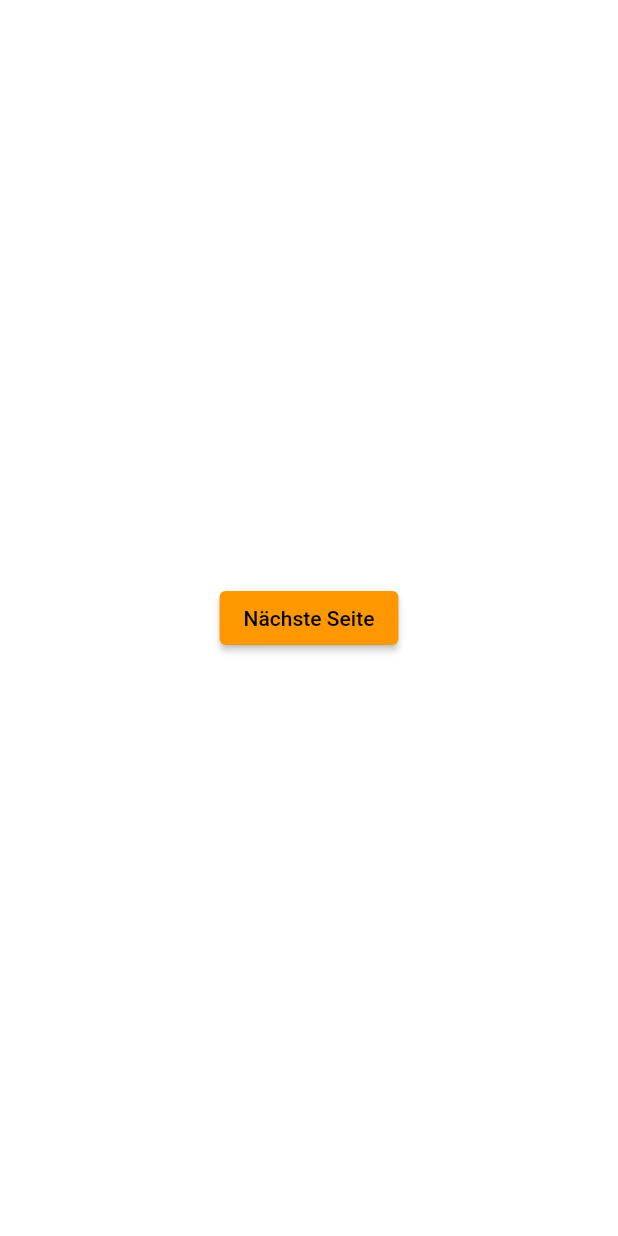
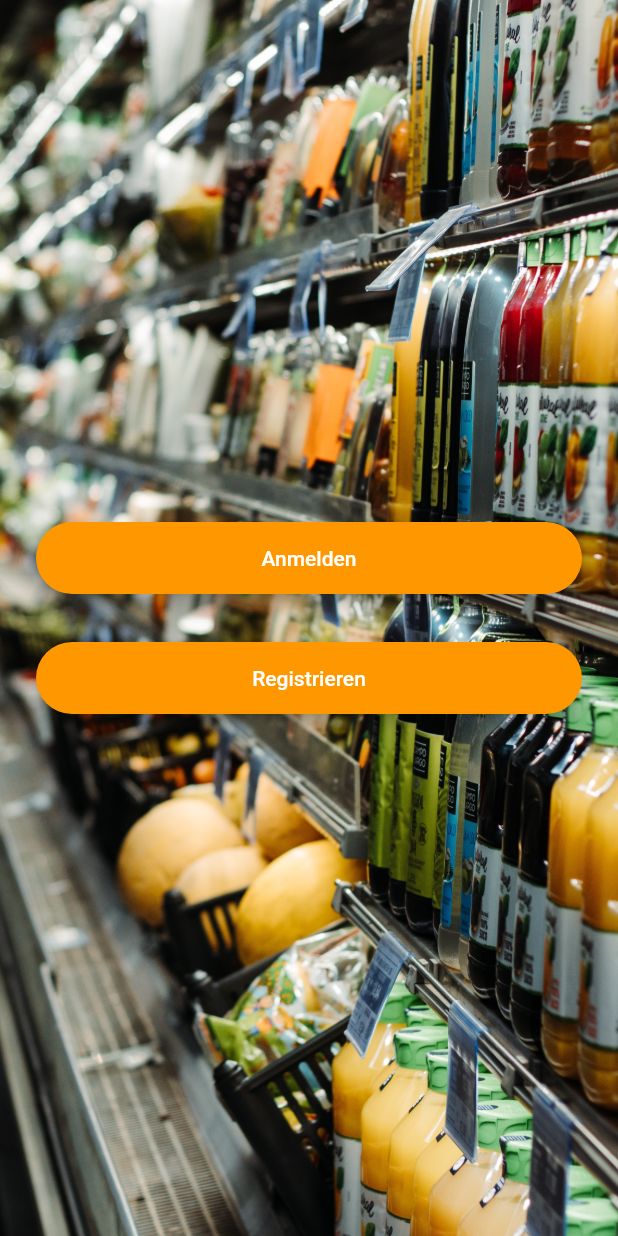
Before and after one commit to MoSchaefer/app_verteilte_systeme, a Flutter app: the screen it shows after launch, on a phone screen of 412 x 824 dp. Run offline on Flutter 3.47's test engine with Material 2 defaults, Android fonts, the light colour scheme and no system bars; our stand-ins replace cloud_firestore, firebase_core; accounts and stored records are empty.

Commit message:
new_file_structure

```diff
--- /dev/null
+++ b/lib/rounded_button.dart
@@ -0,0 +1,33 @@
+import 'package:flutter/material.dart';
+
+class RoundedButton extends StatelessWidget {
+  RoundedButton(
+      {required this.colour, required this.title, required this.onPressed});
+  final Color colour;
+  final String title;
+  final Function onPressed;
+
+  @override
+  Widget build(BuildContext context) {
+    return Padding(
+      padding: EdgeInsets.symmetric(vertical: 16.0),
+      child: Material(
+        elevation: 5.0,
+        color: colour,
+        borderRadius: BorderRadius.circular(30.0),
+        child: MaterialButton(
+          onPressed: () {
+            Navigator.pushNamed(context, 'home_screen');
+          },
+          //Go to login screen.
+          minWidth: 200.0,
+          height: 42.0,
+          child: Text(
+            title,
+            style: TextStyle(color: Colors.white),
+          ),
+        ),
+      ),
+    );
+  }
+}
--- a/lib/start_screen.dart
+++ b/lib/start_screen.dart
@@ -1,4 +1,5 @@
 import 'package:flutter/material.dart';
+import 'rounded_button.dart';
 
 class StartScreen extends StatefulWidget {
   const StartScreen({Key? key}) : super(key: key);
@@ -11,17 +12,40 @@ class _StartScreenState extends State<StartScreen> {
   @override
   Widget build(BuildContext context) {
     return Scaffold(
-        backgroundColor: Colors.white,
-        body: Padding(
+        //backgroundColor: Colors.grey,
+        body: Container(
+          decoration: BoxDecoration(
+            image: DecorationImage(
+              image: AssetImage("images/start_image.jpg"),
+              fit: BoxFit.cover,
+            ),
+          ),
+          child: Padding(
           padding: EdgeInsets.symmetric(horizontal: 24.0),
-          child: Center(
-                child: ElevatedButton(
-                      child: const Text('Nächste Seite'),
+          child: Column(
+            mainAxisAlignment: MainAxisAlignment.center,
+            crossAxisAlignment: CrossAxisAlignment.stretch,
+            children: <Widget>[
+                RoundedButton(
+                      colour: Colors.orange,
+                      title: 'Anmelden',
+                //ElevatedButton(
+                      //child: const Text('Anmelden'),
                       onPressed: () {
                       Navigator.pushNamed(context, 'home_screen');
                     },
                 ),
-              ),
-        ));
+                RoundedButton(
+                      colour: Colors.orange,
+                      title: 'Registrieren',
+                //ElevatedButton(
+                      //child: const Text('Registrieren'),
+                      onPressed: () {
+                      Navigator.pushNamed(context, 'home_screen');
+                      }),
+            ]),
+        ),
+        ),
+    );
   }
 }
--- a/pubspec.yaml
+++ b/pubspec.yaml
@@ -69,6 +69,9 @@ flutter:
   #   - images/a_dot_burr.jpeg
   #   - images/a_dot_ham.jpeg
 
+  assets:
+    - images/start_image.jpg
+
   # An image asset can refer to one or more resolution-specific "variants", see
   # https://flutter.dev/assets-and-images/#resolution-aware
 
```
Also changed, not shown: images/start_image.jpg (added).
